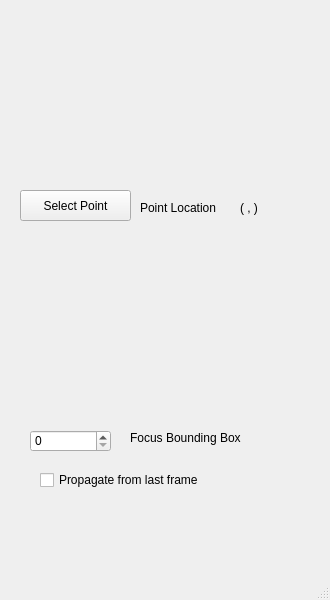
paulmthompson/WhiskerToolbox, file src/WhiskerToolbox/Tracking_Widget/Tracking_Widget.ui: the form before one commit.
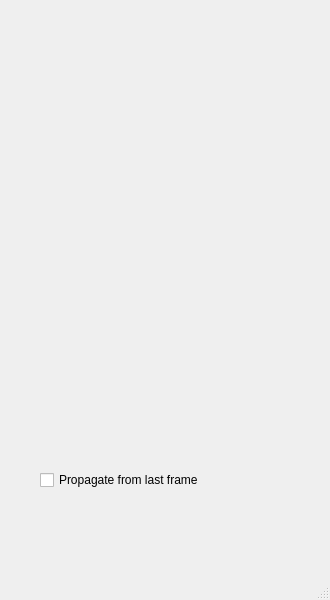
The form after the commit.

Commit message: removing tracking widget components that have been added to point data

What changed in the file:
```diff
--- a/src/WhiskerToolbox/Tracking_Widget/Tracking_Widget.ui
+++ b/src/WhiskerToolbox/Tracking_Widget/Tracking_Widget.ui
@@ -14,68 +14,6 @@
    <string>MainWindow</string>
   </property>
   <widget class="QWidget" name="centralwidget">
-   <widget class="QPushButton" name="select_point_button">
-    <property name="geometry">
-     <rect>
-      <x>20</x>
-      <y>190</y>
-      <width>111</width>
-      <height>31</height>
-     </rect>
-    </property>
-    <property name="text">
-     <string>Select Point</string>
-    </property>
-   </widget>
-   <widget class="QLabel" name="label">
-    <property name="geometry">
-     <rect>
-      <x>140</x>
-      <y>200</y>
-      <width>91</width>
-      <height>16</height>
-     </rect>
-    </property>
-    <property name="text">
-     <string>Point Location</string>
-    </property>
-   </widget>
-   <widget class="QLabel" name="location_label">
-    <property name="geometry">
-     <rect>
-      <x>240</x>
-      <y>200</y>
-      <width>71</width>
-      <height>16</height>
-     </rect>
-    </property>
-    <property name="text">
-     <string>( , )</string>
-    </property>
-   </widget>
-   <widget class="QSpinBox" name="spinBox">
-    <property name="geometry">
-     <rect>
-      <x>30</x>
-      <y>430</y>
-      <width>81</width>
-      <height>22</height>
-     </rect>
-    </property>
-   </widget>
-   <widget class="QLabel" name="label_2">
-    <property name="geometry">
-     <rect>
-      <x>130</x>
-      <y>430</y>
-      <width>151</width>
-      <height>16</height>
-     </rect>
-    </property>
-    <property name="text">
-     <string>Focus Bounding Box</string>
-    </property>
-   </widget>
    <widget class="QLabel" name="output_dir_label">
     <property name="geometry">
      <rect>
```
The commit also changes 2 other files.
